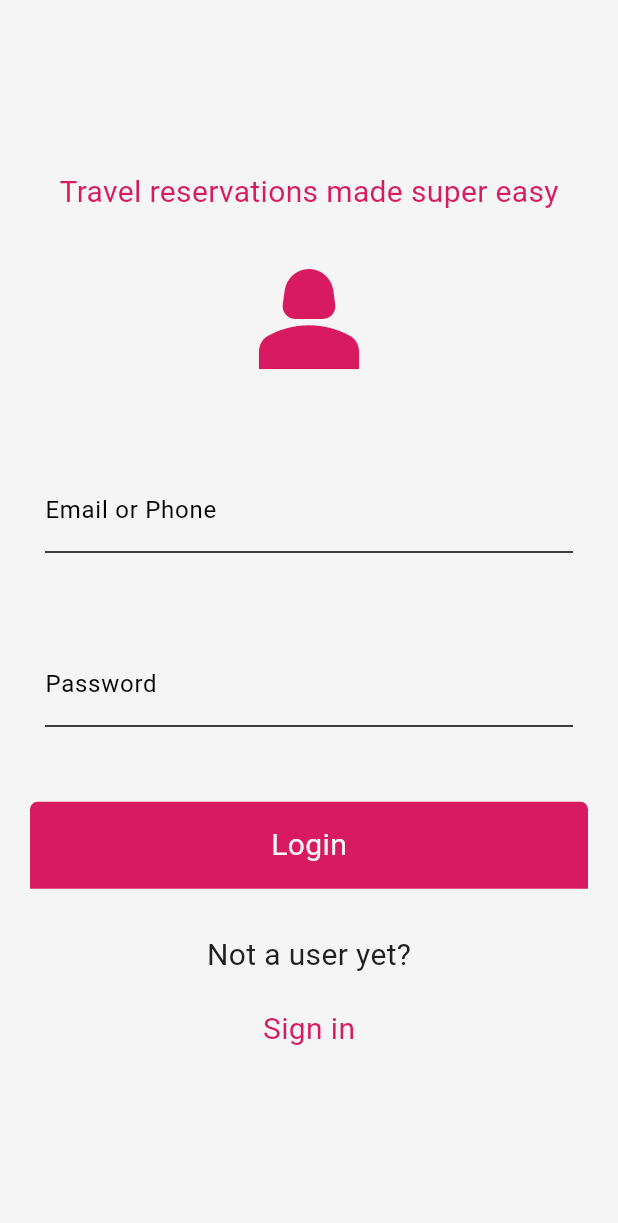
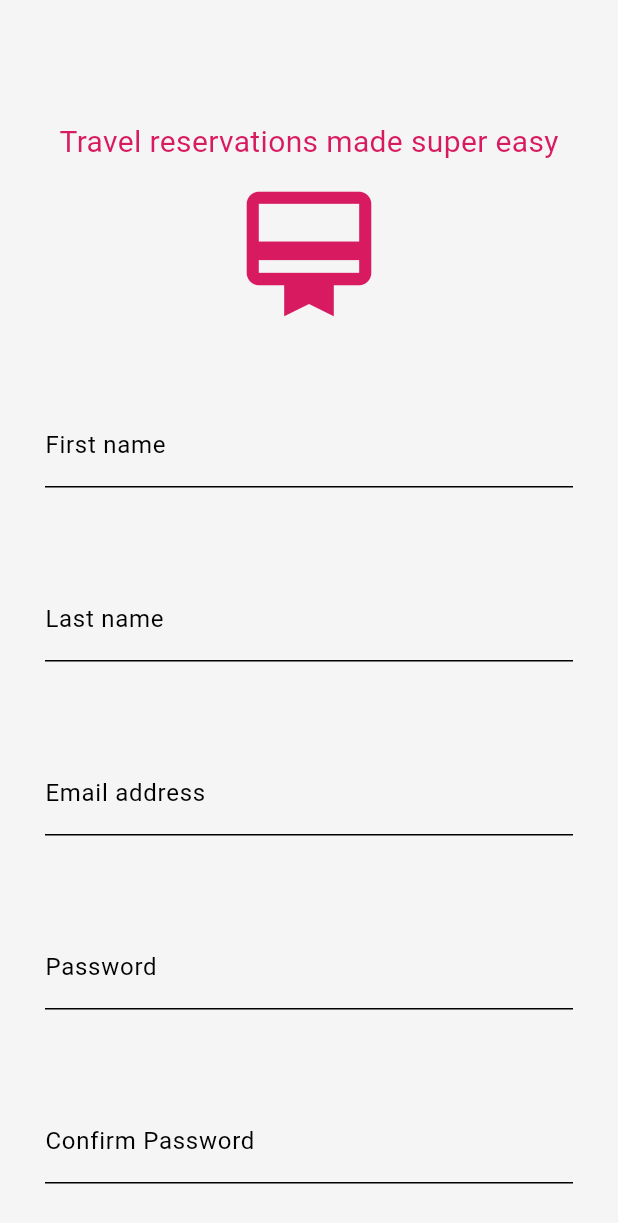
Before and after one commit to dr33k/morningstar-ui, a Flutter app: the screen it shows after launch, on a phone screen of 412 x 824 dp. Shown: the top 1223 px of the screen. Run offline on Flutter 3.47's test engine with Material 3 defaults, Android fonts, the phone set to English and light mode, and no system bars; Roboto replaces fonts that are missing (Helvetica).

Commit message:
Completed signup page

```diff
--- /dev/null
+++ b/devtools_options.yaml
@@ -0,0 +1 @@
+extensions:
--- a/lib/main.dart
+++ b/lib/main.dart
@@ -1,5 +1,6 @@
 import 'package:flutter/material.dart';
 import 'package:morningstar_ui/pages/login_page.dart';
+import 'package:morningstar_ui/pages/signup_page.dart';
 import 'package:morningstar_ui/themes/theme_provider.dart';
 import 'package:provider/provider.dart';
 
@@ -19,7 +20,7 @@ class MyApp extends StatelessWidget {
   Widget build(BuildContext context) {
     return  MaterialApp(
       debugShowCheckedModeBanner: false,
-      home: LoginPage(),
+      home: SignupPage(),
       theme: Provider.of<ThemeProvider>(context).themeData,
     );
   }
--- a/lib/pages/login_page.dart
+++ b/lib/pages/login_page.dart
@@ -20,7 +20,7 @@ class LoginPage extends StatelessWidget {
             //Display message
 
             Text(
-              "Travel reservations made super easy",
+              "Welcome back",
               style: TextStyle(
                   fontSize: 20,
                   fontFamily: "Helvetica",
@@ -76,7 +76,7 @@ class LoginPage extends StatelessWidget {
             Padding(
                 padding: const EdgeInsets.all(10.0),
                 child: GestureDetector(
-                  child:Text("Sign in",
+                  child:Text("Sign up",
                       style: TextStyle(
                           color: Theme.of(context).colorScheme.primary,
                           fontSize: 20))
--- /dev/null
+++ b/lib/pages/signup_page.dart
@@ -0,0 +1,127 @@
+import 'package:flutter/material.dart';
+import 'package:morningstar_ui/components/app_btn.dart';
+import 'package:morningstar_ui/components/app_textfield.dart';
+
+class SignupPage extends StatelessWidget {
+  final TextEditingController emailController = TextEditingController();
+  final TextEditingController passwordController = TextEditingController();
+
+  SignupPage({super.key});
+
+  @override
+  Widget build(BuildContext context) {
+    return Scaffold(
+      backgroundColor: Theme.of(context).colorScheme.background,
+      body: Center(
+        child: Column(
+          mainAxisAlignment: MainAxisAlignment.center,
+          //logo
+          children: [
+            //Display message
+
+            SizedBox(height: 80),
+            Text(
+              "Travel reservations made super easy",
+              style: TextStyle(
+                  fontSize: 20,
+                  fontFamily: "Helvetica",
+                  color: Theme.of(context).colorScheme.primary),
+            ),
+
+            SizedBox(
+              height: 10,
+            ),
+
+            Icon(
+              Icons.card_membership,
+              size: 100,
+              color: Theme.of(context).colorScheme.primary,
+            ),
+
+            SizedBox(
+              height: 20,
+            ),
+
+            Expanded(child:
+            ListView(
+              children: [
+
+
+            Padding(
+              padding: const EdgeInsets.all(30.0),
+              child: AppTextField(
+                  controller: emailController,
+                  label: "First name",
+                  obscureText: false),
+            ),
+
+            Padding(
+              padding: const EdgeInsets.all(30.0),
+              child: AppTextField(
+                  controller: emailController,
+                  label: "Last name",
+                  obscureText: false),
+            ),
+
+            Padding(
+              padding: const EdgeInsets.all(30.0),
+              child: AppTextField(
+                  controller: emailController,
+                  label: "Email address",
+                  obscureText: false),
+            ),
+
+            Padding(
+              padding: const EdgeInsets.all(30.0),
+              child: AppTextField(
+                  controller: passwordController,
+                  label: "Password",
+                  obscureText: true),
+            ),
+
+            Padding(
+              padding: const EdgeInsets.all(30.0),
+              child: AppTextField(
+                  controller: passwordController,
+                  label: "Confirm Password",
+                  obscureText: true),
+            ),
+
+            Padding(
+              padding: const EdgeInsets.all(20.0),
+              child: AppBtn(
+                callback: () {},
+                text: "Register",
+              ),
+            ),
+
+            Center(
+              child: Padding(
+                  padding: const EdgeInsets.all(10.0),
+                  child: Text("Already a user?",
+                      style: TextStyle(
+                          color: Colors.grey.shade900,
+                          fontSize: 20,))
+              ),
+            ),
+
+            Center(
+              child: Padding(
+                  padding: const EdgeInsets.all(10.0),
+                  child: GestureDetector(
+                    onTap: (){},
+                      child:Text("Login",
+                          style: TextStyle(
+                              color: Theme.of(context).colorScheme.primary,
+                              fontSize: 20))
+                  )
+              ),
+            ),
+              ],
+            ))
+          ]
+        ),
+      ),
+    );
+  }
+}
```
